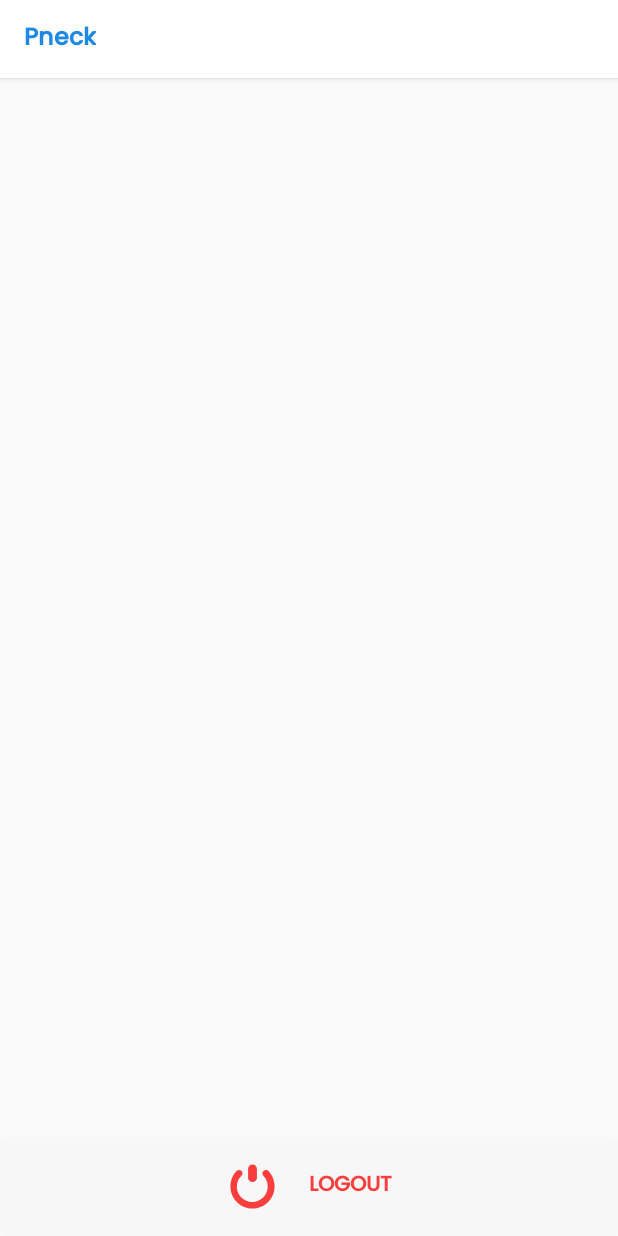
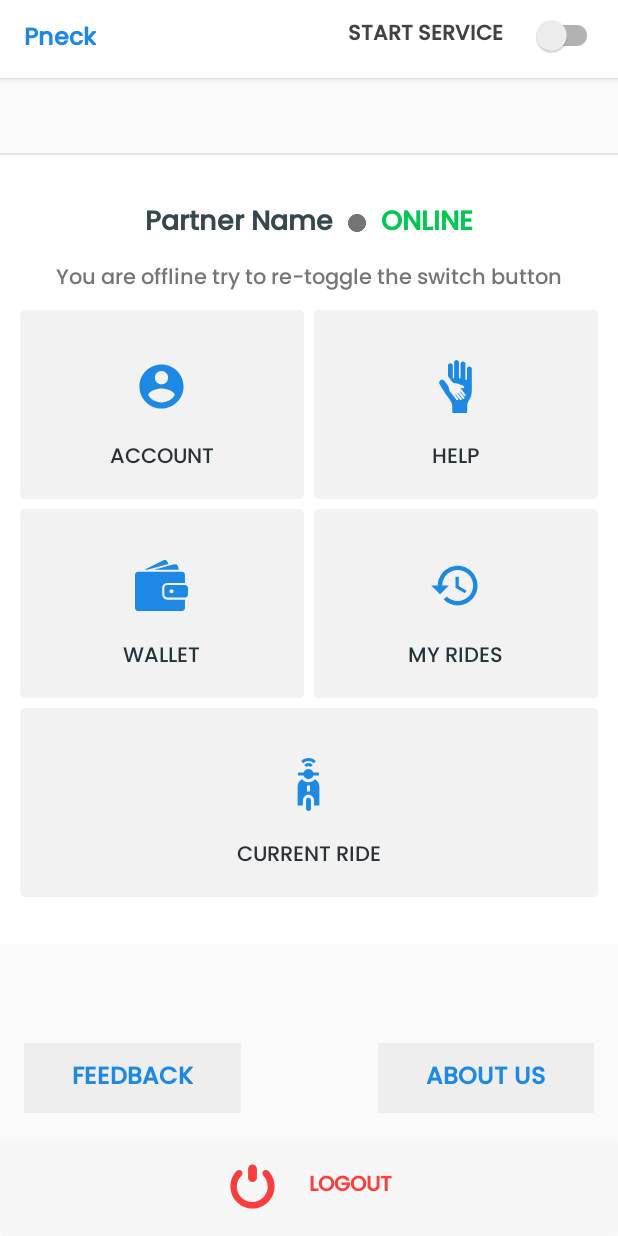
Before and after one commit to Serajj/pneck_employee, an Android app: the layout activity_driver_dashboard.xml on its own in the app's theme, with its tools: preview values and no code run, on a phone screen of 412 x 824 dp. Run offline under Robolectric (Android 15) with nearby library versions, the phone set to English and light mode, and no system bars; plain views replace MaterialRippleLayout; network calls fail.

Commit message:
Driver dashboard changed

```diff
--- a/app/src/main/res/layout/activity_driver_dashboard.xml
+++ b/app/src/main/res/layout/activity_driver_dashboard.xml
@@ -22,7 +22,7 @@
             android:layout_marginLeft="16dp"
             android:textColor="@color/primary_600"/>
 
-        <!--<android.support.v7.widget.SwitchCompat
+        <android.support.v7.widget.SwitchCompat
             android:layout_width="190dp"
             android:layout_height="wrap_content"
             android:textStyle="bold"
@@ -33,7 +33,7 @@
             android:textColor="@color/grey_800"
             android:paddingLeft="10dp"
             android:paddingRight="10dp"
-            android:text="@string/START_SERVICE"/>-->
+            android:text="@string/START_SERVICE"/>
 
     </RelativeLayout>
 
@@ -62,7 +62,7 @@
                 android:textColor="@color/primary_600"
                 android:layout_height="wrap_content"/>
 
-        <!--<View
+            <View
                 android:layout_width="match_parent"
                 android:layout_height="1dp"
                 android:background="@color/grey_10" />
@@ -114,14 +114,14 @@
                             android:textColor="@color/grey_80"
                             android:textStyle="bold" />
 
-                    &lt;!&ndash;<ProgressBar
+                        <ProgressBar
                             android:layout_width="16dp"
                             android:layout_height="16sp"
                             android:layout_marginRight="@dimen/editpad5dp"
                             android:layout_marginLeft="@dimen/editpad5dp"
                             android:id="@+id/online_progress"
                             android:visibility="gone"
-                        />&ndash;&gt;
+                            />
 
                         <ImageView
                             android:layout_width="12dp"
@@ -404,13 +404,13 @@
                             android:layout_height="@dimen/spacing_smlarge" />
                     </LinearLayout>
                 </LinearLayout>
-        </LinearLayout>-->
+            </LinearLayout>
         </LinearLayout>
     </ScrollView>
 
 
 
-    <!--<TextView
+    <TextView
         android:layout_width="wrap_content"
         android:layout_height="wrap_content"
         android:id="@+id/resonse"
@@ -448,7 +448,7 @@
         android:layout_alignParentRight="true"
         android:text="@string/ABOUT_US_TEXT"
         android:layout_margin="16sp"
-        android:layout_above="@+id/log"/>-->
+        android:layout_above="@+id/log"/>
 
 
 
```
Also changed, not shown: app/src/main/java/com/pneck/employee/Activities/DriverDashboard.java (+35 -36 lines). Lines whose indentation alone changed are shown as unchanged.
